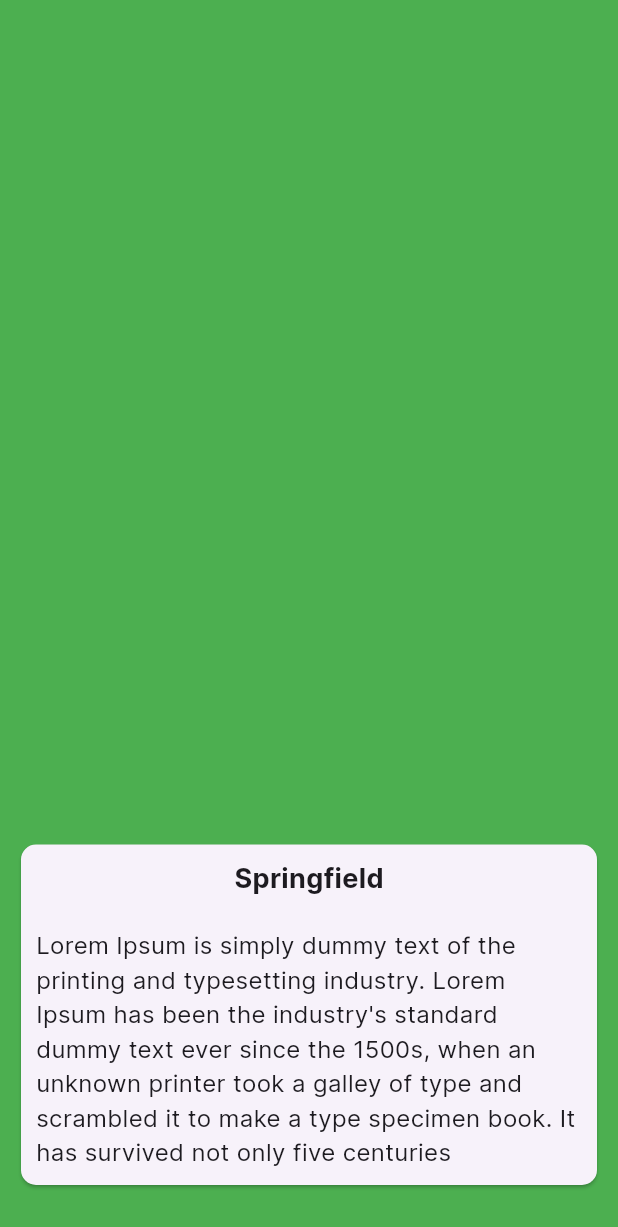
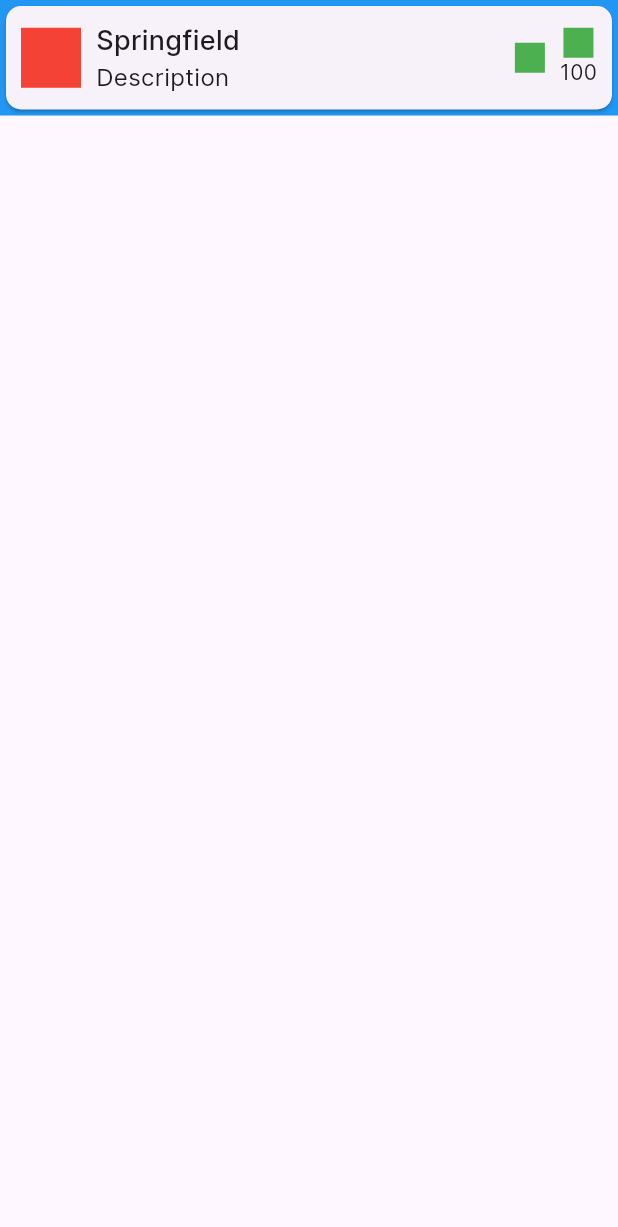
Before and after one commit to RokeyHung/first-app_flutter, a Flutter app: the screen it shows after launch, on a phone screen of 412 x 824 dp. Shown: the top 1227 px of the screen. Run offline on Flutter 3.47's test engine with Material 3 defaults, Android fonts, the phone set to English and light mode, and no system bars.

Commit message:
Building basic interfaces: Container, Card, Row, Column,...

```diff
--- a/lib/main.dart
+++ b/lib/main.dart
@@ -16,39 +16,39 @@ void main() {
   );
 }
 
-// Expanded vs Flexible
 class MyWidget extends StatelessWidget {
   const MyWidget({super.key});
 
   @override
   Widget build(BuildContext context) {
-    return Stack(
-      children: [
-        Container(
-          color: Colors.green,
-        ),
-        Positioned(
-          bottom: 30,
-          left: 10,
-          right: 10,
+    return Container(
+      color: Colors.blue,
       child: Card(
         shape: RoundedRectangleBorder(
           borderRadius: BorderRadius.circular(10),
         ),
-            child: const Padding(
-              padding: EdgeInsets.all(10.0),
+        child: Padding(
+          padding: const EdgeInsets.all(10.0),
+          child: Row(
+            children: [
+              Container(
+                width: 40,
+                height: 40,
+                color: Colors.red,
+              ),
+              const SizedBox(width: 10),
+              const Expanded(
                 child: Column(
+                  mainAxisSize: MainAxisSize.min,
+                  crossAxisAlignment: CrossAxisAlignment.start,
                   children: [
                     Text(
                       "Springfield",
-                    style: TextStyle(
-                      fontSize: 18,
-                      fontWeight: FontWeight.bold,
+                      style:
+                          TextStyle(fontSize: 18, fontWeight: FontWeight.w500),
                     ),
-                  ),
-                  SizedBox(height: 20),
                     Text(
-                    "Lorem Ipsum is simply dummy text of the printing and typesetting industry. Lorem Ipsum has been the industry's standard dummy text ever since the 1500s, when an unknown printer took a galley of type and scrambled it to make a type specimen book. It has survived not only five centuries",
+                      "Description",
                       style: TextStyle(
                         fontSize: 16,
                       ),
@@ -56,9 +56,28 @@ class MyWidget extends StatelessWidget {
                   ],
                 ),
               ),
+              const SizedBox(width: 10),
+              Container(
+                width: 20,
+                height: 20,
+                color: Colors.green,
               ),
+              const SizedBox(width: 10),
+              Column(
+                mainAxisSize: MainAxisSize.min,
+                children: [
+                  Container(
+                    width: 20,
+                    height: 20,
+                    color: Colors.green,
+                  ),
+                  Text("100")
+                ],
               )
             ],
+          ),
+        ),
+      ),
     );
   }
 }
```
Lines whose indentation alone changed are shown as unchanged.
